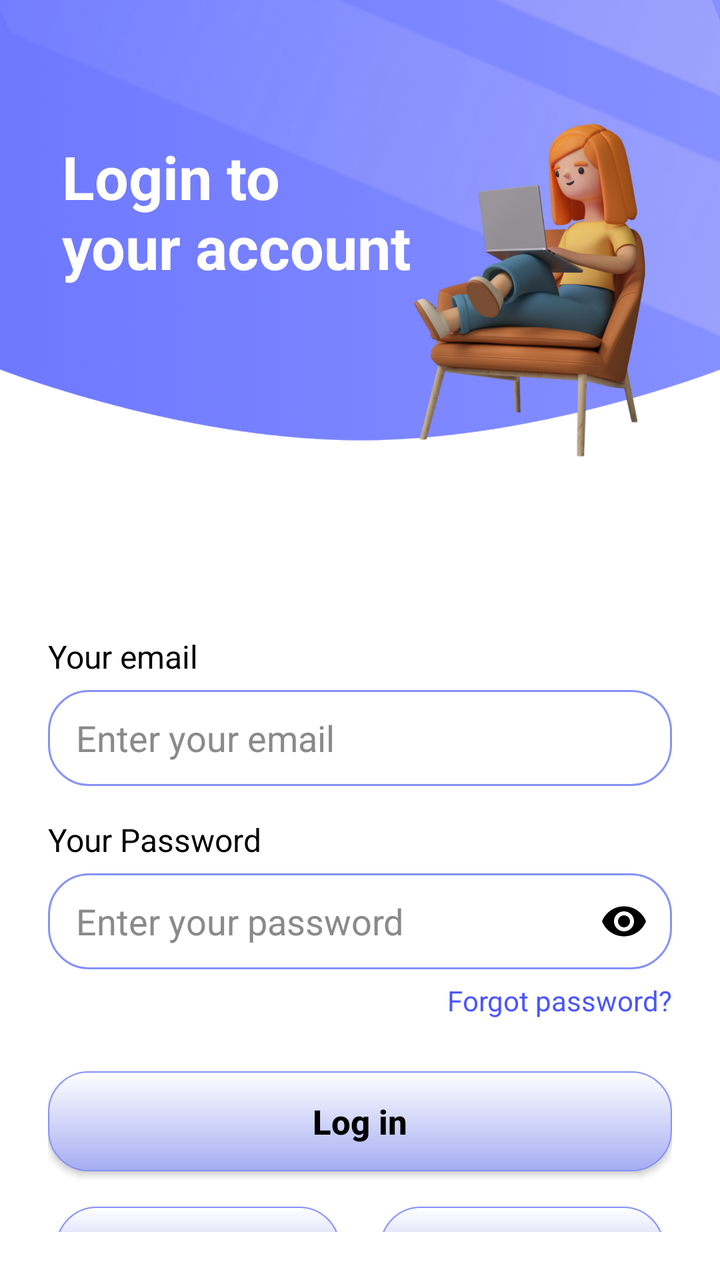
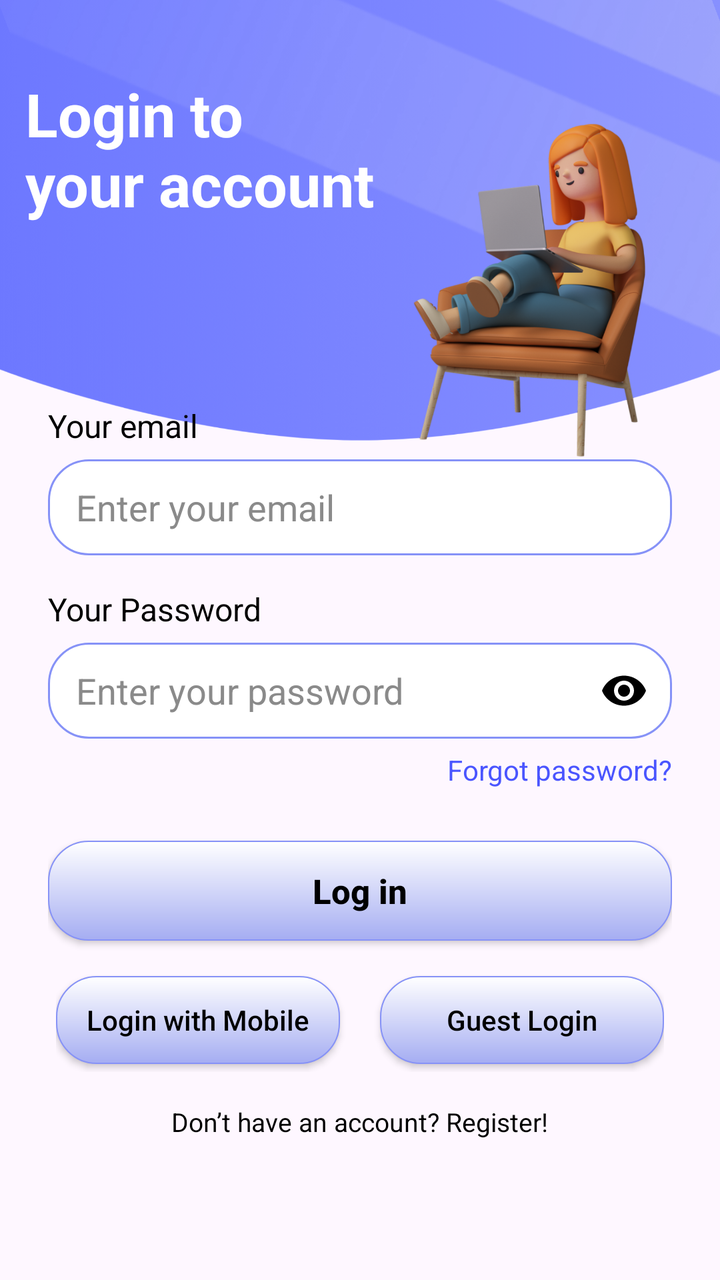

Compare the two renders of this Android layout. The source of the first and the diff that turns it into the second are given below.
<!-- AndroidManifest.xml: application theme Theme.TSTAR.Light -->
<!-- res/layout/tstar_login_activity.xml -->
<?xml version="1.0" encoding="utf-8"?>
<androidx.constraintlayout.widget.ConstraintLayout xmlns:android="http://schemas.android.com/apk/res/android"
    xmlns:app="http://schemas.android.com/apk/res-auto"
    android:layout_width="match_parent"
    android:layout_height="match_parent"
    xmlns:tools="http://schemas.android.com/tools"
    android:fitsSystemWindows="true"
    tools:context=".TSTAR_Login_Activity"
    android:background="@color/white">

    <LinearLayout
        android:id="@+id/entry_page_ll_id1"
        android:layout_width="match_parent"
        android:layout_height="match_parent"
        android:orientation="vertical"
        android:background="@drawable/finalist_loginpage_bg">


        
        <TextView
            android:layout_width="wrap_content"
            android:layout_height="wrap_content"
            android:text="Login to\nyour account"
            android:textSize="30sp"
            android:textStyle="bold"
            android:textColor="@color/white"
            android:layout_marginTop="68dp"
            android:layout_marginLeft="31dp"/>



        <LinearLayout
            android:layout_width="match_parent"
            android:layout_height="wrap_content"
            android:orientation="vertical"
            android:padding="24dp"
            android:layout_marginTop="150dp">

            
            <TextView
                android:layout_width="wrap_content"
                android:layout_height="wrap_content"
                android:text="Your email"
                android:textColor="@color/black"
                android:textSize="16sp" />

            <EditText
                android:id="@+id/et_login_email"
                android:layout_width="match_parent"
                android:layout_height="48dp"
                android:background="@drawable/s_edittext_border"
                android:paddingStart="14dp"
                android:hint="Enter your email"
                android:textColor="@color/black"
                android:textColorHint="#8A8A8A"
                android:layout_marginTop="6dp"
                android:inputType="textEmailAddress"/>

            
            <TextView
                android:layout_width="wrap_content"
                android:layout_height="wrap_content"
                android:text="Your Password"
                android:layout_marginTop="16dp"
                android:textColor="@color/black"
                android:textSize="16dp"/>

            <EditText
                android:id="@+id/et_login_password"
                android:layout_width="match_parent"
                android:layout_height="48dp"
                android:background="@drawable/s_edittext_border"
                android:paddingStart="14dp"
                android:hint="Enter your password"
                android:inputType="textPassword"
                android:textColor="#000000"
                android:textColorHint="#8A8A8A"
                android:layout_marginTop="6dp"
                android:drawableEnd="@drawable/baseline_visibility_24"
                android:paddingEnd="12dp"/>

            
            <TextView
                android:id="@+id/tv_login_forgot_password"
                android:layout_width="wrap_content"
                android:layout_height="wrap_content"
                android:text="Forgot password?"
                android:textSize="14sp"
                android:textColor="#4A55FF"
                android:layout_marginTop="6dp"
                android:layout_gravity="end"/>



            
            <androidx.appcompat.widget.AppCompatButton
                android:id="@+id/btn_login"
                android:layout_width="match_parent"
                android:layout_height="50dp"
                android:text="Log in"
                android:textAllCaps="false"
                android:textSize="17dp"
                android:textStyle="bold"
                android:textColor="@color/black"
                android:background="@drawable/s_btn_bg_shape"
                android:layout_marginTop="26dp"/>

            
            <LinearLayout
                android:layout_width="match_parent"
                android:layout_height="60dp"
                android:gravity="center"
                android:orientation="horizontal"
                android:layout_marginTop="9.5dp"
                android:weightSum="2"
                android:padding="4dp">


                <androidx.appcompat.widget.AppCompatButton
                    android:id="@+id/btn_login_with_mobile"
                    android:text="Login with Mobile"
                    android:textColor="@color/black"
                    android:layout_width="0dp"
                    android:layout_height="44dp"
                    android:background="@drawable/s_btn_bg_shape"
                    android:textAllCaps="false"
                    android:layout_weight="1"/>

                <androidx.appcompat.widget.AppCompatButton
                    android:id="@+id/btn_guest_login"
                    android:text="Guest Login"
                    android:textColor="@color/black"
                    android:layout_width="0dp"
                    android:layout_height="44dp"
                    android:layout_marginStart="20dp"
                    android:background="@drawable/s_btn_bg_shape"
                    android:textAllCaps="false"
                    android:layout_weight="1" />

            </LinearLayout>
            
            <TextView
                android:id="@+id/tv_register"
                android:layout_width="wrap_content"
                android:layout_height="wrap_content"
                android:text="Don’t have an account? Register!"
                android:textSize="13sp"
                android:textColor="@color/black"
                android:layout_gravity="center"
                android:layout_marginTop="12dp"/>

        </LinearLayout>






    </LinearLayout>



</androidx.constraintlayout.widget.ConstraintLayout>
<!-- resources referenced by this layout -->
<resources>
  <color name="black">#FF000000</color>
  <color name="white">#FFFFFF</color>
  <!-- drawable baseline_visibility_24 (drawable) -->
  <vector xmlns:android="http://schemas.android.com/apk/res/android" android:height="24dp" android:tint="#000000" android:viewportHeight="24" android:viewportWidth="24" android:width="24dp">
        
      <path android:fillColor="@android:color/white" android:pathData="M12,4.5C7,4.5 2.73,7.61 1,12c1.73,4.39 6,7.5 11,7.5s9.27,-3.11 11,-7.5c-1.73,-4.39 -6,-7.5 -11,-7.5zM12,17c-2.76,0 -5,-2.24 -5,-5s2.24,-5 5,-5 5,2.24 5,5 -2.24,5 -5,5zM12,9c-1.66,0 -3,1.34 -3,3s1.34,3 3,3 3,-1.34 3,-3 -1.34,-3 -3,-3z"/>
      
  </vector>
  <!-- drawable finalist_loginpage_bg: png bitmap (drawable, 890426 bytes) -->
  <!-- drawable s_btn_bg_shape (drawable) -->
  <?xml version="1.0" encoding="utf-8"?>
  <shape
      xmlns:android="http://schemas.android.com/apk/res/android"
      android:shape="rectangle">
  
      <stroke
          android:width="0.8dp"
          android:color="@color/Lavender"/>
      <corners
          android:radius="20dp"/>
  
      <gradient
          android:startColor="#A5ADF2"
          android:endColor="@color/white"
          android:angle="90"/>
  
  
  
  
  </shape>
  <!-- drawable s_edittext_border (drawable) -->
  <?xml version="1.0" encoding="utf-8"?>
  <shape
      xmlns:android="http://schemas.android.com/apk/res/android"
      android:shape="rectangle">
  
      <stroke
          android:width="1.1dp"
          android:color="@color/Lavender"/>
      <corners
          android:radius="20dp"/>
  
      <solid
          android:color="@color/white"/>
  
  
  
  
  </shape>
  <style name="Theme.TSTAR.Light" parent="Theme.Material3.Light.NoActionBar">
          <item name="android:windowLightStatusBar">true</item>
          <item name="android:forceDarkAllowed">false</item>
  
  
          
          <item name="colorPrimary">@color/Lavender</item>
          <item name="colorPrimaryVariant">@color/Dark_Lavender</item>
          <item name="colorOnPrimary">@color/white</item>
  
          
          <item name="android:statusBarColor">@color/Dark_Lavender</item>
  
          
          <item name="android:windowLightStatusBar">false</item>
  
      </style>
  <color name="Lavender">#8692f7</color>
  <color name="Dark_Lavender">#707CD9</color>
</resources>

<!-- the commit's change to res/layout/tstar_login_activity.xml (unified diff, before → after) -->
@@ -1,40 +1,48 @@
 <?xml version="1.0" encoding="utf-8"?>
-<androidx.constraintlayout.widget.ConstraintLayout xmlns:android="http://schemas.android.com/apk/res/android"
+<ScrollView xmlns:android="http://schemas.android.com/apk/res/android"
     xmlns:app="http://schemas.android.com/apk/res-auto"
+    xmlns:tools="http://schemas.android.com/tools"
     android:layout_width="match_parent"
     android:layout_height="match_parent"
-    xmlns:tools="http://schemas.android.com/tools"
+    android:fillViewport="true"
     android:fitsSystemWindows="true"
-    tools:context=".TSTAR_Login_Activity"
-    android:background="@color/white">
+    tools:context=".TSTAR_Login_Activity">
 
-    <LinearLayout
-        android:id="@+id/entry_page_ll_id1"
+    
+    <androidx.constraintlayout.widget.ConstraintLayout
         android:layout_width="match_parent"
         android:layout_height="match_parent"
-        android:orientation="vertical"
         android:background="@drawable/finalist_loginpage_bg">
 
 
-        
+            
+
         <TextView
             android:layout_width="wrap_content"
             android:layout_height="wrap_content"
             android:text="Login to\nyour account"
+            android:textColor="@color/white"
             android:textSize="30sp"
             android:textStyle="bold"
-            android:textColor="@color/white"
-            android:layout_marginTop="68dp"
-            android:layout_marginLeft="31dp"/>
-
-
+            app:layout_constraintBottom_toTopOf="@+id/linearLayout2"
+            app:layout_constraintEnd_toEndOf="parent"
+            app:layout_constraintHorizontal_bias="0.068"
+            app:layout_constraintStart_toStartOf="parent"
+            app:layout_constraintTop_toTopOf="parent"
+            app:layout_constraintVertical_bias="0.356" />
 
         <LinearLayout
+            android:id="@+id/linearLayout2"
             android:layout_width="match_parent"
             android:layout_height="wrap_content"
             android:orientation="vertical"
             android:padding="24dp"
-            android:layout_marginTop="150dp">
+            app:layout_constraintBottom_toBottomOf="parent"
+            app:layout_constraintEnd_toEndOf="parent"
+            app:layout_constraintHorizontal_bias="0.0"
+            app:layout_constraintStart_toStartOf="parent"
+            app:layout_constraintTop_toTopOf="parent"
+            app:layout_constraintVertical_bias="0.793">
 
             
             <TextView
@@ -48,116 +56,106 @@
                 android:id="@+id/et_login_email"
                 android:layout_width="match_parent"
                 android:layout_height="48dp"
+                android:layout_marginTop="6dp"
                 android:background="@drawable/s_edittext_border"
+                android:hint="Enter your email"
+                android:inputType="textEmailAddress"
                 android:paddingStart="14dp"
-                android:hint="Enter your email"
                 android:textColor="@color/black"
-                android:textColorHint="#8A8A8A"
-                android:layout_marginTop="6dp"
-                android:inputType="textEmailAddress"/>
+                android:textColorHint="#8A8A8A" />
 
             
             <TextView
                 android:layout_width="wrap_content"
                 android:layout_height="wrap_content"
+                android:layout_marginTop="16dp"
                 android:text="Your Password"
-                android:layout_marginTop="16dp"
                 android:textColor="@color/black"
-                android:textSize="16dp"/>
+                android:textSize="16dp" />
 
             <EditText
                 android:id="@+id/et_login_password"
                 android:layout_width="match_parent"
                 android:layout_height="48dp"
+                android:layout_marginTop="6dp"
                 android:background="@drawable/s_edittext_border"
-                android:paddingStart="14dp"
+                android:drawableEnd="@drawable/baseline_visibility_24"
                 android:hint="Enter your password"
                 android:inputType="textPassword"
+                android:paddingStart="14dp"
+                android:paddingEnd="12dp"
                 android:textColor="#000000"
-                android:textColorHint="#8A8A8A"
-                android:layout_marginTop="6dp"
-                android:drawableEnd="@drawable/baseline_visibility_24"
-                android:paddingEnd="12dp"/>
+                android:textColorHint="#8A8A8A" />
 
             
             <TextView
                 android:id="@+id/tv_login_forgot_password"
                 android:layout_width="wrap_content"
                 android:layout_height="wrap_content"
+                android:layout_gravity="end"
+                android:layout_marginTop="6dp"
                 android:text="Forgot password?"
-                android:textSize="14sp"
                 android:textColor="#4A55FF"
-                android:layout_marginTop="6dp"
-                android:layout_gravity="end"/>
-
-
+                android:textSize="14sp" />
 
             
             <androidx.appcompat.widget.AppCompatButton
                 android:id="@+id/btn_login"
                 android:layout_width="match_parent"
                 android:layout_height="50dp"
+                android:layout_marginTop="26dp"
+                android:background="@drawable/s_btn_bg_shape"
                 android:text="Log in"
                 android:textAllCaps="false"
+                android:textColor="@color/black"
                 android:textSize="17dp"
-                android:textStyle="bold"
-                android:textColor="@color/black"
-                android:background="@drawable/s_btn_bg_shape"
-                android:layout_marginTop="26dp"/>
+                android:textStyle="bold" />
 
             
             <LinearLayout
                 android:layout_width="match_parent"
                 android:layout_height="60dp"
+                android:layout_marginTop="9.5dp"
                 android:gravity="center"
                 android:orientation="horizontal"
-                android:layout_marginTop="9.5dp"
-                android:weightSum="2"
-                android:padding="4dp">
-
+                android:padding="4dp"
+                android:weightSum="2">
 
                 <androidx.appcompat.widget.AppCompatButton
                     android:id="@+id/btn_login_with_mobile"
-                    android:text="Login with Mobile"
-                    android:textColor="@color/black"
                     android:layout_width="0dp"
                     android:layout_height="44dp"
+                    android:layout_weight="1"
                     android:background="@drawable/s_btn_bg_shape"
+                    android:text="Login with Mobile"
                     android:textAllCaps="false"
-                    android:layout_weight="1"/>
+                    android:textColor="@color/black" />
 
                 <androidx.appcompat.widget.AppCompatButton
                     android:id="@+id/btn_guest_login"
-                    android:text="Guest Login"
-                    android:textColor="@color/black"
                     android:layout_width="0dp"
                     android:layout_height="44dp"
                     android:layout_marginStart="20dp"
+                    android:layout_weight="1"
                     android:background="@drawable/s_btn_bg_shape"
+                    android:text="Guest Login"
                     android:textAllCaps="false"
-                    android:layout_weight="1" />
+                    android:textColor="@color/black" />
+            </LinearLayout>
 
-            </LinearLayout>
             
             <TextView
                 android:id="@+id/tv_register"
                 android:layout_width="wrap_content"
                 android:layout_height="wrap_content"
+                android:layout_gravity="center"
+                android:layout_marginTop="12dp"
                 android:text="Don’t have an account? Register!"
-                android:textSize="13sp"
                 android:textColor="@color/black"
-                android:layout_gravity="center"
-                android:layout_marginTop="12dp"/>
+                android:textSize="13sp" />
 
         </LinearLayout>
 
+    </androidx.constraintlayout.widget.ConstraintLayout>
 
-
-
-
-
-    </LinearLayout>
-
-
-
-</androidx.constraintlayout.widget.ConstraintLayout>
+</ScrollView>
